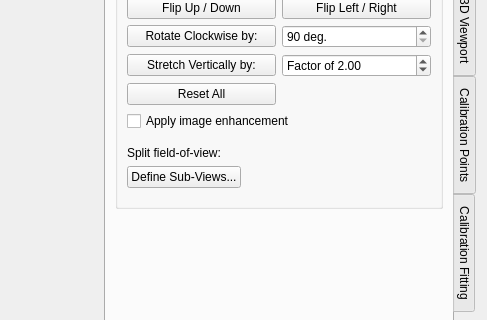
Before: the Qt Designer form calcam/gui/qt_designer_files/fitting_calib.ui in euratom-software/calcam, drawn with Qt 5; both pictures show x 599 to 1086 and y 263 to 583 of the 1086 by 667 pixel window.
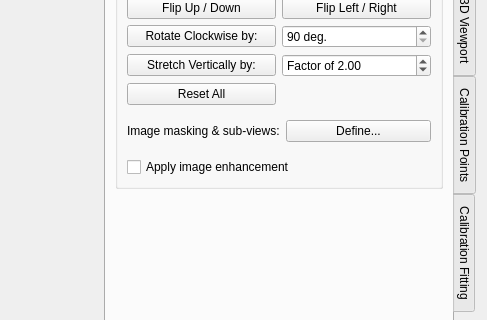
After: the same form once the commit is applied.

Commit message: Add image masking support, fix inaccurate "camera roll" reproduction when setting view from calibration, remove camera upside-down limitation, several minor bug fixes. Update version to 2.9.0b2.

Patch:
```diff
--- a/calcam/gui/qt_designer_files/fitting_calib.ui
+++ b/calcam/gui/qt_designer_files/fitting_calib.ui
@@ -497,19 +497,6 @@
              </layout>
             </widget>
            </item>
-           <item>
-            <widget class="QCheckBox" name="enhance_checkbox">
-             <property name="sizePolicy">
-              <sizepolicy hsizetype="Expanding" vsizetype="Fixed">
-               <horstretch>0</horstretch>
-               <verstretch>0</verstretch>
-              </sizepolicy>
-             </property>
-             <property name="text">
-              <string>Apply image enhancement</string>
-             </property>
-            </widget>
-           </item>
            <item>
             <widget class="QFrame" name="frame_2">
              <property name="frameShape">
@@ -522,14 +509,19 @@
               <property name="leftMargin">
                <number>0</number>
               </property>
-              <item row="0" column="0">
-               <widget class="QLabel" name="label_16">
-                <property name="text">
-                 <string>Split field-of-view:</string>
-                </property>
-               </widget>
-              </item>
-              <item row="1" column="0">
+              <property name="topMargin">
+               <number>9</number>
+              </property>
+              <property name="rightMargin">
+               <number>0</number>
+              </property>
+              <property name="bottomMargin">
+               <number>9</number>
+              </property>
+              <property name="horizontalSpacing">
+               <number>6</number>
+              </property>
+              <item row="0" column="1">
                <widget class="QPushButton" name="im_define_splitFOV">
                 <property name="enabled">
                  <bool>true</bool>
@@ -547,26 +539,33 @@
                  </size>
                 </property>
                 <property name="text">
-                 <string>Define Sub-Views...</string>
+                 <string>Define...</string>
                 </property>
                </widget>
               </item>
-              <item row="1" column="1">
-               <spacer name="horizontalSpacer_3">
-                <property name="orientation">
-                 <enum>Qt::Horizontal</enum>
+              <item row="0" column="0">
+               <widget class="QLabel" name="label_16">
+                <property name="text">
+                 <string>Image masking &amp; sub-views:</string>
                 </property>
-                <property name="sizeHint" stdset="0">
-                 <size>
-                  <width>40</width>
-                  <height>20</height>
-                 </size>
-                </property>
-               </spacer>
+               </widget>
               </item>
              </layout>
             </widget>
            </item>
+           <item>
+            <widget class="QCheckBox" name="enhance_checkbox">
+             <property name="sizePolicy">
+              <sizepolicy hsizetype="Expanding" vsizetype="Fixed">
+               <horstretch>0</horstretch>
+               <verstretch>0</verstretch>
+              </sizepolicy>
+             </property>
+             <property name="text">
+              <string>Apply image enhancement</string>
+             </property>
+            </widget>
+           </item>
           </layout>
          </widget>
         </item>
```
Left out of the diff: 4 changed lines with no effect on the pictures. The commit also changes 14 other files.
